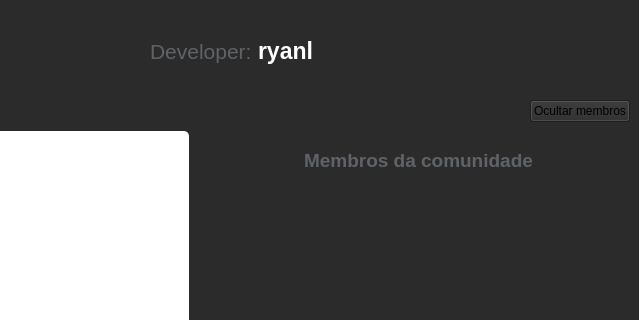
First picture: the form in .ui/chat.ui, repository ryanbsdeveloper/opensource-chat, before the edit; both pictures show x 518 to 1157 and y 0 to 320 of the 1157 by 728 pixel window.
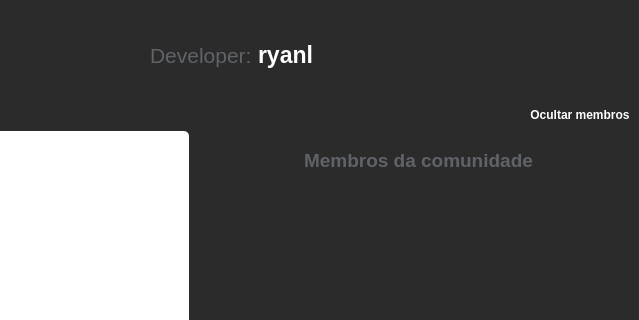
Second picture: the form after the edit. Icons and pictures are not drawn.

```diff
--- a/.ui/chat.ui
+++ b/.ui/chat.ui
@@ -320,9 +320,31 @@
              </property>
              <item alignment="Qt::AlignRight">
               <widget class="QPushButton" name="pushButton">
+               <property name="font">
+                <font>
+                 <weight>75</weight>
+                 <bold>true</bold>
+                </font>
+               </property>
+               <property name="cursor">
+                <cursorShape>PointingHandCursor</cursorShape>
+               </property>
+               <property name="styleSheet">
+                <string notr="true">color:#fff;border:0</string>
+               </property>
                <property name="text">
                 <string>Ocultar membros</string>
                </property>
+               <property name="icon">
+                <iconset resource="../resources/resources.qrc">
+                 <normaloff>:/icons/eye-slash-solid.svg</normaloff>:/icons/eye-slash-solid.svg</iconset>
+               </property>
+               <property name="iconSize">
+                <size>
+                 <width>20</width>
+                 <height>20</height>
+                </size>
+               </property>
               </widget>
              </item>
             </layout>
```
Left out of the diff: 8 changed lines with no effect on the pictures.
